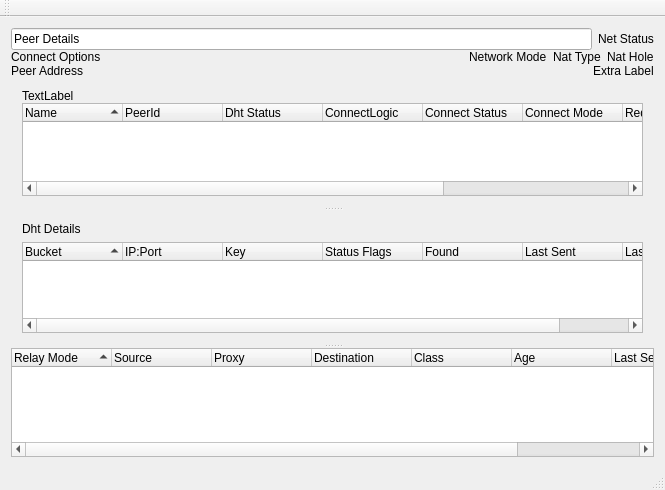
The window that retroshare-gui/src/gui/dht/DhtWindow.ui (RetroShare/RetroShare) describes before a commit, drawn with Qt 5.
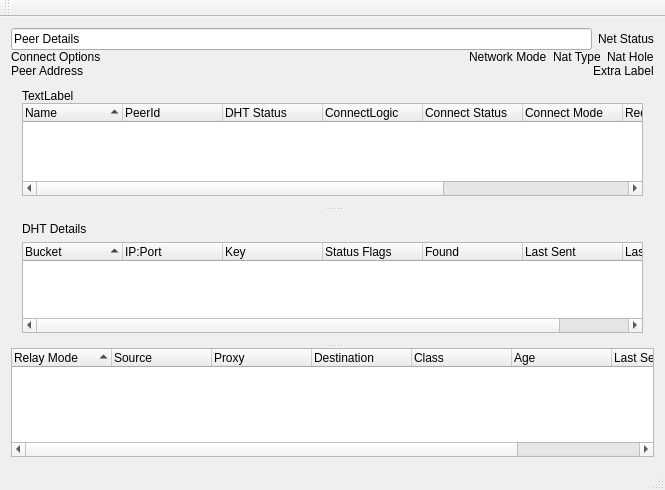
The same window after the commit. Icons and pictures are not drawn.

The edit to the form file:
```diff
--- a/retroshare-gui/src/gui/dht/DhtWindow.ui
+++ b/retroshare-gui/src/gui/dht/DhtWindow.ui
@@ -152,7 +152,7 @@
           </column>
           <column>
            <property name="text">
-            <string>Dht Status</string>
+            <string>DHT Status</string>
            </property>
           </column>
           <column>
@@ -194,7 +194,7 @@
         <item>
          <widget class="QLabel" name="dhtLabel">
           <property name="text">
-           <string>Dht Details</string>
+           <string>DHT Details</string>
           </property>
          </widget>
         </item>
```
Left out of the diff: 2 changed lines with no effect on the pictures.
